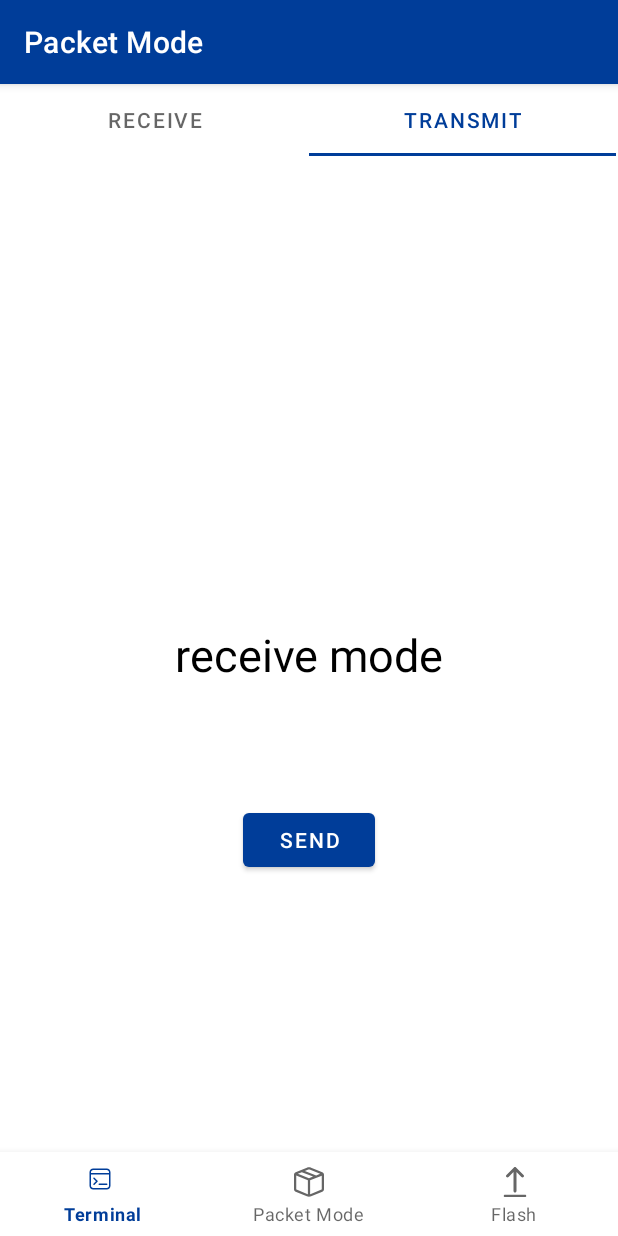
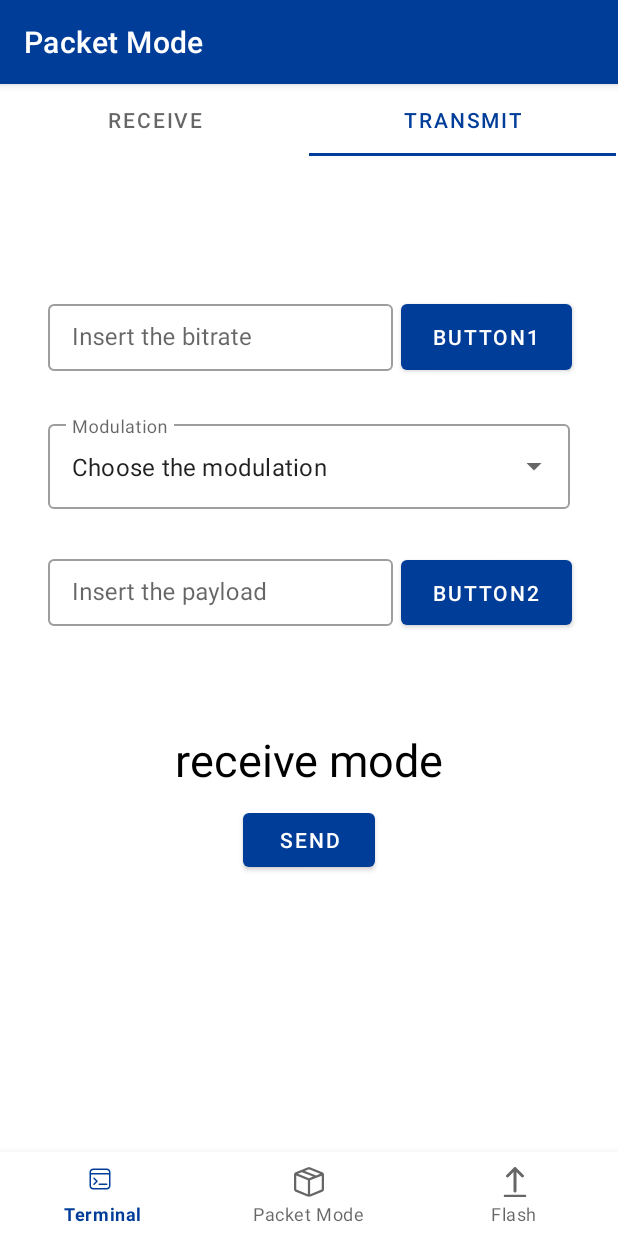
Before and after one commit to luispl77/emwaverapp10, an Android app: the PacketModeFragment screen opened through its navigation route, tab 2 chosen, on a phone screen of 412 x 824 dp. Run offline under Robolectric (Android 15) with nearby library versions, the phone set to English and light mode, and no system bars; our stand-ins replace navigation-ui.

Commit message:
Transmit tab UI elements

```diff
--- a/app/src/main/java/com/example/emwaver10/ui/packetmode/TransmitFragment.java
+++ b/app/src/main/java/com/example/emwaver10/ui/packetmode/TransmitFragment.java
@@ -14,6 +14,7 @@ import android.util.Log;
 import android.view.LayoutInflater;
 import android.view.View;
 import android.view.ViewGroup;
+import android.widget.ArrayAdapter;
 import android.widget.TextView;
 
 import com.example.emwaver10.Constants;
@@ -22,6 +23,7 @@ import com.example.emwaver10.databinding.FragmentReceiveBinding;
 import com.example.emwaver10.databinding.FragmentTransmitBinding;
 
 import java.util.Arrays;
+import java.util.List;
 
 public class TransmitFragment extends Fragment {
 
@@ -61,6 +63,10 @@ public class TransmitFragment extends Fragment {
                 }).start();
             }
         });
+
+        String[] modulations = getResources().getStringArray(R.array.modulations);
+        ArrayAdapter arrayAdapter = new ArrayAdapter(requireContext(), R.layout.dropdown_item, modulations);
+        binding.autoCompleteTextView.setAdapter(arrayAdapter);
 
         return root;
 
--- /dev/null
+++ b/app/src/main/res/drawable/hint_selector.xml
@@ -0,0 +1,5 @@
+<?xml version="1.0" encoding="utf-8"?>
+<selector xmlns:android="http://schemas.android.com/apk/res/android">
+    <item android:state_focused="true" android:color="?android:textColorHint" />
+    <item android:color="@android:color/transparent" />
+</selector>
--- /dev/null
+++ b/app/src/main/res/layout/dropdown_item.xml
@@ -0,0 +1,12 @@
+<?xml version="1.0" encoding="utf-8"?>
+
+    <TextView
+        xmlns:android="http://schemas.android.com/apk/res/android"
+        android:id="@+id/textViewModulations"
+        android:layout_width="match_parent"
+        android:layout_height="wrap_content"
+        android:padding="15dp"
+        android:text=""
+        android:textColor="@color/black"
+        android:textSize="18sp"
+        android:textStyle="bold" />
--- a/app/src/main/res/layout/fragment_transmit.xml
+++ b/app/src/main/res/layout/fragment_transmit.xml
@@ -11,7 +11,8 @@
         android:id="@+id/txtViewTransmit"
         android:layout_width="match_parent"
         android:layout_height="match_parent"
-        android:text="TRANSMIT"
+        android:layout_marginTop="140dp"
+        android:text="@string/transmit_tab"
         android:gravity="center"
         android:textColor="@color/black"
         android:textSize="30sp"/>
@@ -28,4 +29,83 @@
         app:layout_constraintStart_toStartOf="parent"
         app:layout_constraintTop_toTopOf="parent" />
 
+    <com.google.android.material.textfield.TextInputLayout
+        style="@style/Widget.MaterialComponents.TextInputLayout.OutlinedBox"
+        android:id="@+id/bitrateTextInputLayout"
+        android:layout_width="match_parent"
+        android:layout_height="50dp"
+        android:layout_marginStart="32dp"
+        android:layout_marginTop="40dp"
+        android:layout_marginEnd="150dp"
+        app:layout_constraintEnd_toEndOf="parent"
+        app:layout_constraintStart_toStartOf="parent"
+        app:layout_constraintTop_toBottomOf="@+id/textView">
+
+        <com.google.android.material.textfield.TextInputEditText
+            android:id="@+id/bitrateTextInputEditText"
+            android:layout_width="match_parent"
+            android:layout_height="wrap_content"
+            android:hint="Insert the bitrate"/>
+    </com.google.android.material.textfield.TextInputLayout>
+
+    <Button
+        android:id="@+id/button1"
+        android:layout_width="114dp"
+        android:layout_height="56dp"
+        android:layout_marginStart="267dp"
+        android:layout_marginTop="39.5dp"
+        android:layout_marginEnd="40dp"
+        android:text="Button1" />
+
+    <com.google.android.material.textfield.TextInputLayout
+        style="@style/Widget.MaterialComponents.TextInputLayout.OutlinedBox.ExposedDropdownMenu"
+        android:id="@+id/modulationTextInpuLayout"
+        android:layout_width="match_parent"
+        android:layout_height="wrap_content"
+        android:layout_marginStart="32dp"
+        android:layout_marginTop="120dp"
+        android:layout_marginEnd="32dp"
+        android:hint="Modulation"
+        app:layout_constraintEnd_toEndOf="parent"
+        app:layout_constraintStart_toStartOf="parent"
+        app:layout_constraintTop_toBottomOf="@+id/textView">
+
+        <AutoCompleteTextView
+            android:id="@+id/autoCompleteTextView"
+            android:layout_width="match_parent"
+            android:layout_height="match_parent"
+            android:layout_weight="1"
+            android:inputType="none"
+            android:textColorHint="@drawable/hint_selector"
+            android:text="Choose the modulation" />
+    </com.google.android.material.textfield.TextInputLayout>
+
+    <com.google.android.material.textfield.TextInputLayout
+        style="@style/Widget.MaterialComponents.TextInputLayout.OutlinedBox"
+        android:id="@+id/payloadTextInputLayout"
+        android:layout_width="match_parent"
+        android:layout_height="50dp"
+        android:layout_marginStart="32dp"
+        android:layout_marginTop="210dp"
+        android:layout_marginEnd="150dp"
+        app:layout_constraintEnd_toEndOf="parent"
+        app:layout_constraintStart_toStartOf="parent"
+        app:layout_constraintTop_toBottomOf="@+id/textView">
+
+        <com.google.android.material.textfield.TextInputEditText
+            android:id="@+id/payloadTextInputEditText"
+            android:layout_width="match_parent"
+            android:layout_height="wrap_content"
+            android:hint="Insert the payload"/>
+    </com.google.android.material.textfield.TextInputLayout>
+
+    <Button
+        android:id="@+id/button2"
+        android:layout_width="114dp"
+        android:layout_height="55dp"
+        android:layout_marginStart="267dp"
+        android:layout_marginTop="210dp"
+        android:layout_marginEnd="40dp"
+        android:text="Button2"/>
+
 </FrameLayout>
--- a/app/src/main/res/values/strings.xml
+++ b/app/src/main/res/values/strings.xml
@@ -8,6 +8,10 @@
     <string name="clear">clear</string>
     <string name="receive_tab">Receive</string>
     <string name="transmit_tab">Transmit</string>
+    <string-array name="modulations">
+        <item>ASK</item>
+        <item>FSK</item>
+    </string-array>
     <!-- TODO: Remove or change this placeholder text -->
     <string name="hello_blank_fragment">Hello blank fragment</string>
 </resources>
```
Also changed, not shown: 1 other file.
